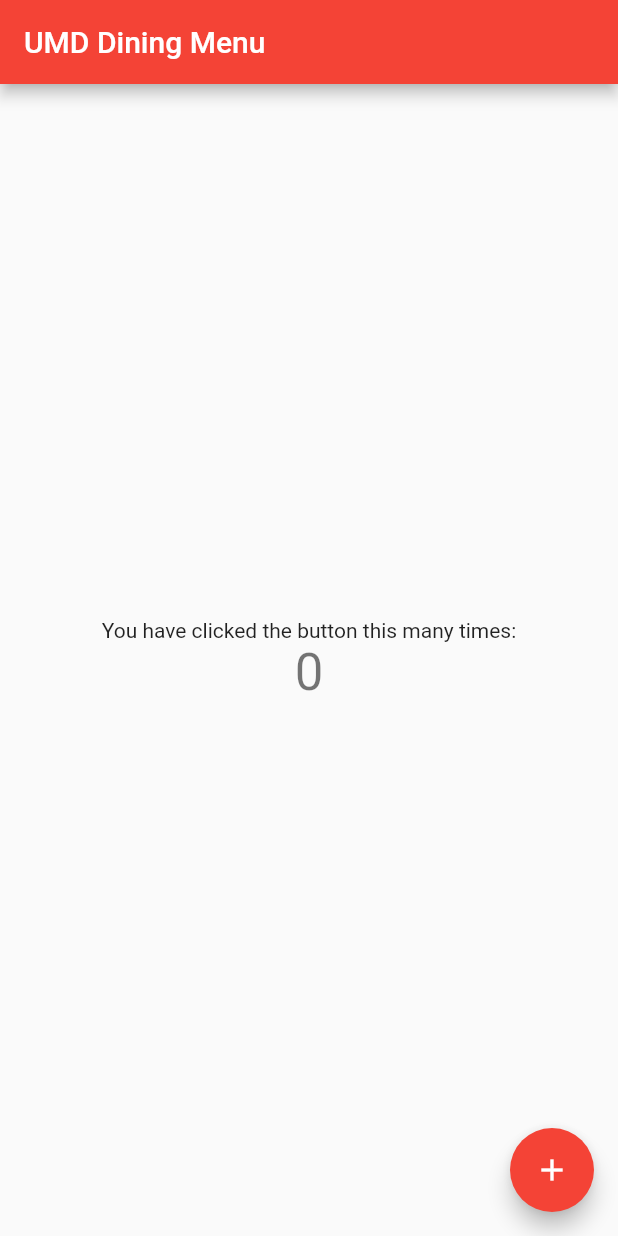
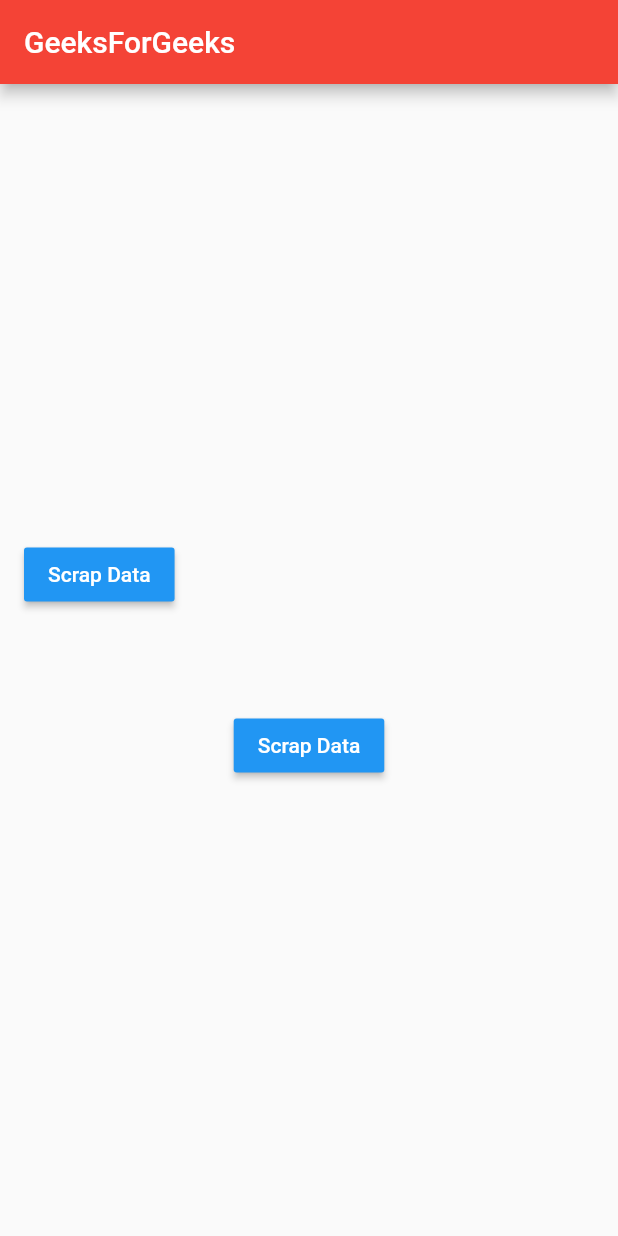
Before and after one commit to ricky3411/umd_dining, a Flutter app: the screen it shows after launch, on a phone screen of 412 x 824 dp. Run offline on Flutter 3.47's test engine with Material 2 defaults, Android fonts, the phone set to English and light mode, and no system bars.

Commit message:
Created new class

```diff
--- a/lib/main.dart
+++ b/lib/main.dart
@@ -24,7 +24,7 @@
           // is not restarted.
           primarySwatch: Colors.red,
           secondaryHeaderColor: Colors.yellow),
-      home: const MyHomePage(title: 'UMD Dining Menu'),
+      home: main_page(title: 'UMD Dining sMenu'),
     );
   }
 }
@@ -47,69 +47,58 @@
   State<MyHomePage> createState() => _MyHomePageState();
 }
 
-class _MyHomePageState extends State<MyHomePage> {
-  int _counter = 0;
+class main_page extends StatefulWidget {
+  final String title;
+  main_page({Key? key, required this.title}) : super(key: key);
+  @override
+  State<main_page> createState() => _main_pageState();
+}
 
-  void _incrementCounter() {
-    setState(() {
-      // This call to setState tells the Flutter framework that something has
-      // changed in this State, which causes it to rerun the build method below
-      // so that the display can reflect the updated values. If we changed
-      // _counter without calling setState(), then the build method would not be
-      // called again, and so nothing would appear to happen.
-      _counter++;
-    });
-  }
+class _main_pageState extends State<main_page> {
+  bool isLoading = false;
+
+  String diner_name1 = '250 Diner';
+  String diner_name2 = 'The Diner';
+  String diner_name3 = 'South Campus Diner';
 
   @override
   Widget build(BuildContext context) {
-    // This method is rerun every time setState is called, for instance as done
-    // by the _incrementCounter method above.
-    //
-    // The Flutter framework has been optimized to make rerunning build methods
-    // fast, so that you can just rebuild anything that needs updating rather
-    // than having to individually change instances of widgets.
     return Scaffold(
-      appBar: AppBar(
-        // Here we take the value from the MyHomePage object that was created by
-        // the App.build method, and use it to set our appbar title.
-        title: Text(widget.title),
+      appBar: AppBar(title: Text('GeeksForGeeks')),
+      body: Padding(
+        padding: const EdgeInsets.all(16.0),
+        child: Center(
+            child: Column(
+          mainAxisAlignment: MainAxisAlignment.center,
+          children: [
+            // if isLoading is true show loader
+            // else show Column of Texts
+            isLoading
+                ? CircularProgressIndicator()
+                : Row(
+                    children: [
+                      MaterialButton(
+                        onPressed: () {},
+                        child: Text(
+                          'Scrap Data',
+                          style: TextStyle(color: Colors.white),
+                        ),
+                        color: Colors.blue,
+                      )
+                    ],
+                  ),
+            SizedBox(height: MediaQuery.of(context).size.height * 0.08),
+            MaterialButton(
+              onPressed: () {},
+              child: Text(
+                'Scrap Data',
+                style: TextStyle(color: Colors.white),
+              ),
+              color: Colors.blue,
+            )
+          ],
+        )),
       ),
-      body: Center(
-        // Center is a layout widget. It takes a single child and positions it
-        // in the middle of the parent.
-        child: Column(
-          // Column is also a layout widget. It takes a list of children and
-          // arranges them vertically. By default, it sizes itself to fit its
-          // children horizontally, and tries to be as tall as its parent.
-          //
-          // Invoke "debug painting" (press "p" in the console, choose the
-          // "Toggle Debug Paint" action from the Flutter Inspector in Android
-          // Studio, or the "Toggle Debug Paint" command in Visual Studio Code)
-          // to see the wireframe for each widget.
-          //
-          // Column has various properties to control how it sizes itself and
-          // how it positions its children. Here we use mainAxisAlignment to
-          // center the children vertically; the main axis here is the vertical
-          // axis because Columns are vertical (the cross axis would be
-          // horizontal).
-          mainAxisAlignment: MainAxisAlignment.center,
-          children: <Widget>[
-            const Text(
-              'You have clicked the button this many times:',
-            ),
-            Text(
-              '$_counter',
-              style: Theme.of(context).textTheme.headline4,
-            ),
-          ],
-        ),
-      ),
-      floatingActionButton: FloatingActionButton(
-        onPressed: _incrementCounter,
-        tooltip: 'Increment',
-        child: const Icon(Icons.add),
-      ), // This trailing comma makes auto-formatting nicer for build methods.
     );
   }
 }
```
